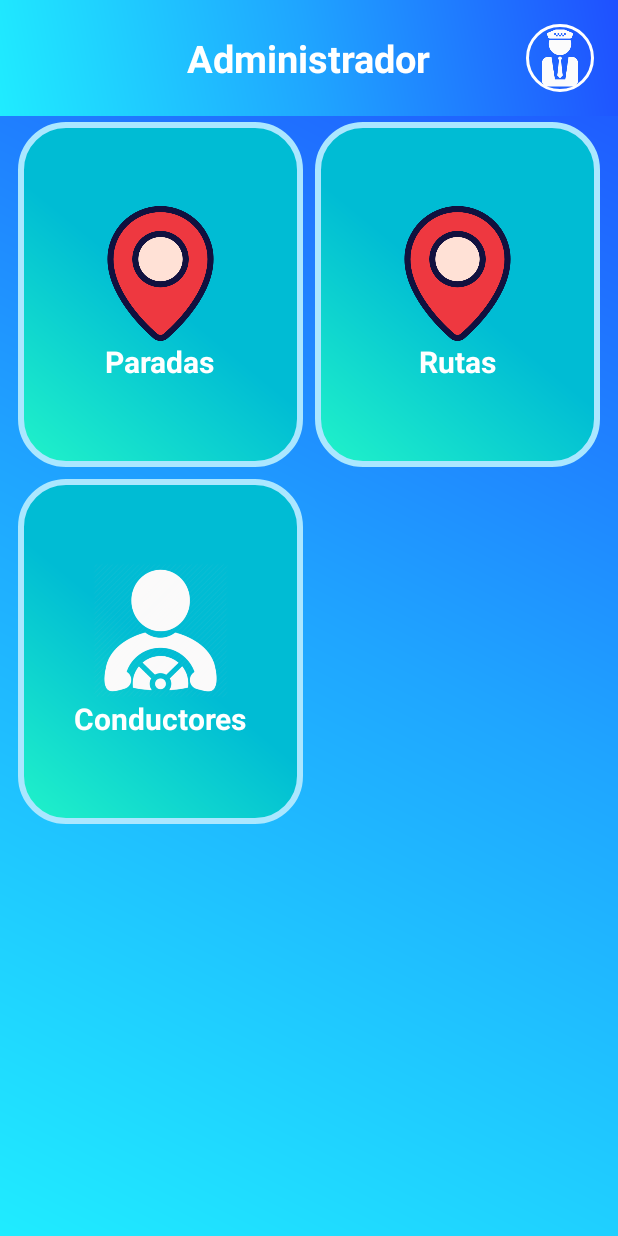
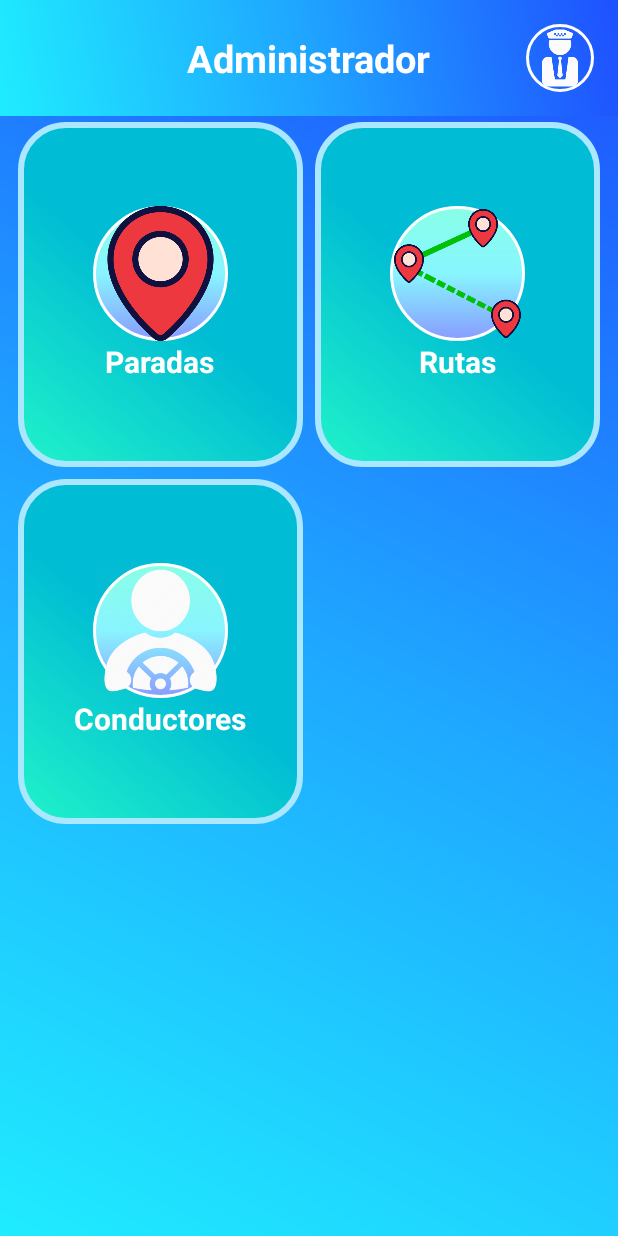
Before and after one commit to AndresDamian0412/Rutabus, an Android app: the layout activity_admin_menu_main.xml on its own in the app's theme, with its tools: preview values and no code run, on a phone screen of 412 x 824 dp. Run offline under Robolectric (Android 15) with nearby library versions, the phone set to English and light mode, and no system bars.

Commit message:
Un desmadre se acaba de subir jaja de nuevo xd

```diff
--- a/app/src/main/AndroidManifest.xml
+++ b/app/src/main/AndroidManifest.xml
@@ -10,8 +10,12 @@
         android:roundIcon="@mipmap/ic_launcher_round"
         android:supportsRtl="true"
         android:theme="@style/Theme.AppCompat.NoActionBar">
+
+        <activity android:name=".AdminMenuMain" />
+        <activity android:name=".Activity_mainview_user" />
+        <activity android:name=".Activity_searchview_user" />
         <activity
-            android:name=".Activity_mainview_user"
+            android:name=".AdminLogin"
             android:exported="true"
             android:label="@string/app_name"
             tools:ignore="RedundantLabel">
--- a/app/src/main/java/com/example/rutabus/Activity_mainview_user.java
+++ b/app/src/main/java/com/example/rutabus/Activity_mainview_user.java
@@ -28,7 +28,7 @@ public class Activity_mainview_user extends AppCompatActivity implements SearchV
         return false;
     }
 
-    public void search (View view){
+    private void search (View view){
         //if(et_search.getText().toString().isEmpty()){
           //  Toast.makeText(getApplicationContext(),"Digite una ruta para la búsqueda",Toast.LENGTH_SHORT).show();
         //}else{
--- /dev/null
+++ b/app/src/main/res/drawable/gradient_items_images_menus.xml
@@ -0,0 +1,13 @@
+<?xml version="1.0" encoding="utf-8"?>
+<shape xmlns:android="http://schemas.android.com/apk/res/android">
+    <corners
+        android:radius="360dp"/>
+    <gradient
+        android:angle="90"
+        android:startColor="#889CFF"
+        android:centerColor="#88F5FF"
+        android:endColor="#88FFE7"/>
+    <stroke
+        android:color="@color/white"
+        android:width="2dp"/>
+</shape>
--- a/app/src/main/res/layout/activity_admin_login_.xml
+++ b/app/src/main/res/layout/activity_admin_login_.xml
@@ -107,6 +107,7 @@
                 </android.support.v7.widget.CardView>
 
                 <Button
+                    android:id="@+id/enter_btn"
                     android:layout_width="match_parent"
                     android:layout_height="wrap_content"
                     android:layout_margin="30sp"
--- a/app/src/main/res/layout/activity_admin_menu_main.xml
+++ b/app/src/main/res/layout/activity_admin_menu_main.xml
@@ -44,6 +44,8 @@
                     tools:ignore="ContentDescription" />
             </LinearLayout>
 
+
+
         </RelativeLayout>
 
         <GridLayout
@@ -64,6 +66,7 @@
                     android:layout_width="90dp"
                     android:layout_height="90dp"
                     android:src="@drawable/red_point_1_icon"
+                    android:background="@drawable/gradient_items_images_menus"
                     tools:ignore="ContentDescription"/>
 
                 <TextView
@@ -83,7 +86,8 @@
                 <ImageView
                     android:layout_width="90dp"
                     android:layout_height="90dp"
-                    android:src="@drawable/red_point_1_icon"
+                    android:src="@drawable/red_points_1_icon"
+                    android:background="@drawable/gradient_items_images_menus"
                     tools:ignore="ContentDescription"/>
 
                 <TextView
@@ -104,6 +108,7 @@
                     android:layout_width="90dp"
                     android:layout_height="90dp"
                     android:src="@drawable/driver_icon"
+                    android:background="@drawable/gradient_items_images_menus"
                     tools:ignore="ContentDescription"/>
 
                 <TextView
```
Also changed, not shown: app/src/main/java/com/example/rutabus/AdminLogin.java (+12 -0 lines), app/src/main/res/drawable/red_points_1_icon.png (added).
